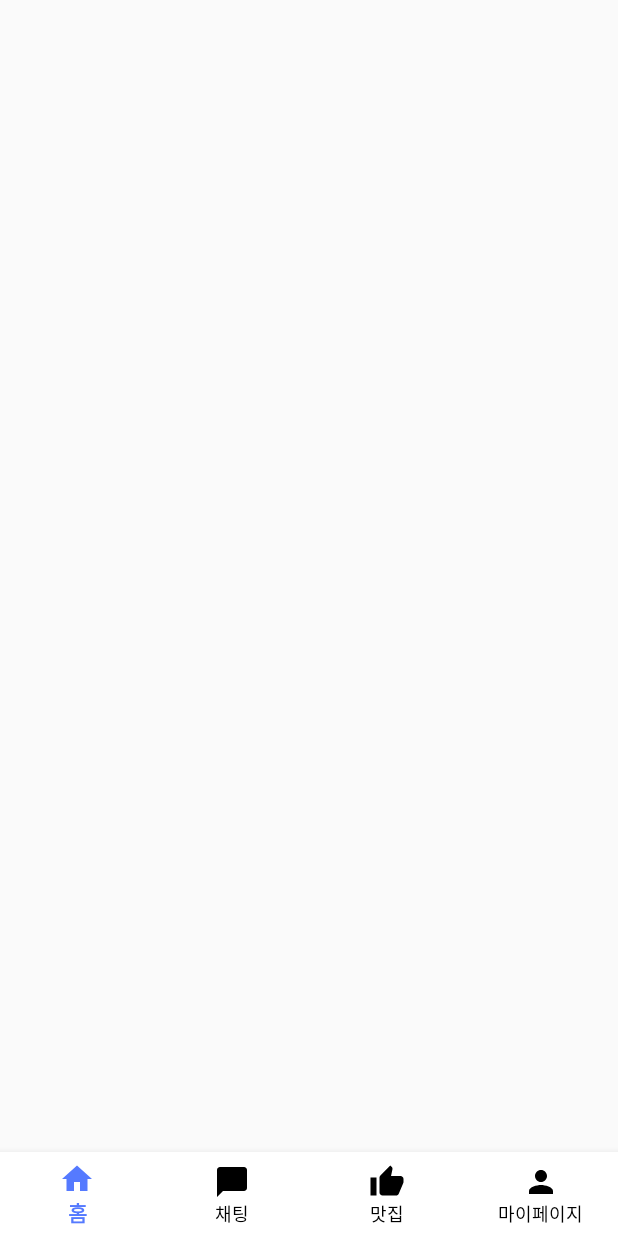
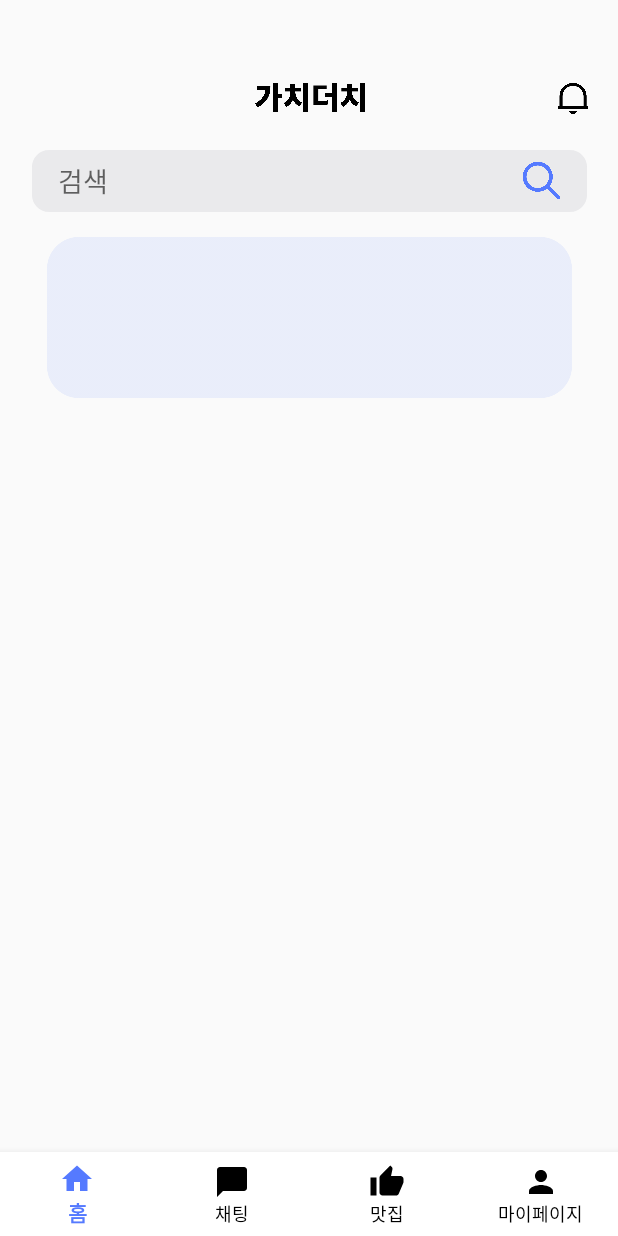
Before and after one commit to UMC-TogeDutch-Project/TogeDutch_FRONTEND, an Android app: the screen it shows after launch (MainActivity), on a phone screen of 412 x 824 dp. Run offline under Robolectric (Android 15) with nearby library versions, the phone set to English and light mode, and no system bars.

Commit message:
feat: 메인화면 구현중

```diff
--- a/app/src/main/res/layout/fragment_home.xml
+++ b/app/src/main/res/layout/fragment_home.xml
@@ -1,6 +1,82 @@
 <?xml version="1.0" encoding="utf-8"?>
 <androidx.constraintlayout.widget.ConstraintLayout xmlns:android="http://schemas.android.com/apk/res/android"
     android:layout_width="match_parent"
-    android:layout_height="match_parent">
+    android:layout_height="match_parent"
+    xmlns:app="http://schemas.android.com/apk/res-auto">
+
+    <ImageView
+        android:id="@+id/tvTitle"
+        android:layout_width="74dp"
+        android:layout_height="30dp"
+        app:layout_constraintTop_toTopOf="parent"
+        app:layout_constraintStart_toStartOf="parent"
+        app:layout_constraintEnd_toEndOf="parent"
+        android:layout_marginTop="50dp"
+        android:src="@drawable/main_title"
+        />
+
+    <Button
+        android:id="@+id/btnNews"
+        android:layout_width="20dp"
+        android:layout_height="21.5dp"
+        android:background="@drawable/main_news_btn"
+        app:layout_constraintTop_toTopOf="parent"
+        app:layout_constraintEnd_toEndOf="parent"
+        android:layout_marginTop="55dp"
+        android:layout_marginEnd="20dp"
+        />
+
+    <FrameLayout
+        android:id="@+id/frameLayoutEdit"
+        android:layout_width="wrap_content"
+        android:layout_height="wrap_content"
+        android:layout_marginTop="20dp"
+        android:layout_gravity="center"
+        app:layout_constraintTop_toBottomOf="@id/tvTitle"
+        app:layout_constraintStart_toStartOf="parent"
+        app:layout_constraintEnd_toEndOf="parent"
+        >
+
+        <EditText
+            android:id="@+id/etInputAlarmKeyword"
+            android:layout_width="370dp"
+            android:layout_height="41dp"
+            android:hint="검색"
+            android:paddingLeft="17dp"
+            android:background="@drawable/sign_up_alram__edit_text_box"
+            />
+
+        <Button
+            android:id="@+id/btnInputAlarm"
+            android:layout_width="30dp"
+            android:layout_height="30dp"
+            android:layout_gravity="right"
+            android:layout_marginRight="15dp"
+            android:layout_marginTop="5dp"
+            android:background="@drawable/sign_up_tabler_icon_search"
+
+            />
+
+    </FrameLayout>
+
+    <ImageView
+        android:id="@+id/adsMain"
+        android:layout_width="350dp"
+        android:layout_height="110dp"
+        app:layout_constraintTop_toBottomOf="@id/frameLayoutEdit"
+        app:layout_constraintStart_toStartOf="parent"
+        app:layout_constraintEnd_toEndOf="parent"
+        android:src="@drawable/main_ads_main"
+        android:layout_marginTop="15dp"
+        />
+
+    <androidx.recyclerview.widget.RecyclerView
+        android:id="@+id/rvMain"
+        android:layout_width="match_parent"
+        android:layout_height="match_parent"
+        android:layout_marginTop="280dp"
+        app:layout_constraintTop_toBottomOf="@id/adsMain" />
+
+
 
 </androidx.constraintlayout.widget.ConstraintLayout>
```
Also changed, not shown: app/src/main/res/layout/item_data.xml (added, +138 -0 lines), app/src/main/res/drawable/main_ads_main.png (added), app/src/main/res/drawable/main_item_heart_icon.png (added), app/src/main/res/drawable/main_item_icon_clock.png (added), app/src/main/res/drawable/main_item_icon_map_pin.png (added), app/src/main/res/drawable/main_item_person_icon.png (added), app/src/main/res/drawable/main_more_btn.png (added), app/src/main/res/drawable/main_news_btn.png (added), app/src/main/res/drawable/main_rv_item_image.png (added), app/src/main/res/drawable/main_search_icon.png (added), app/src/main/res/drawable/main_speak_search_icon.png (added), app/src/main/res/drawable/main_title.png (added).
